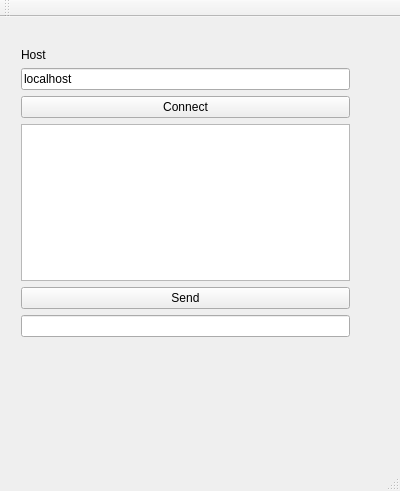
The window that mainwindow.ui (wawy1967/wawyQtClientServer) describes before a commit, drawn with Qt 5.
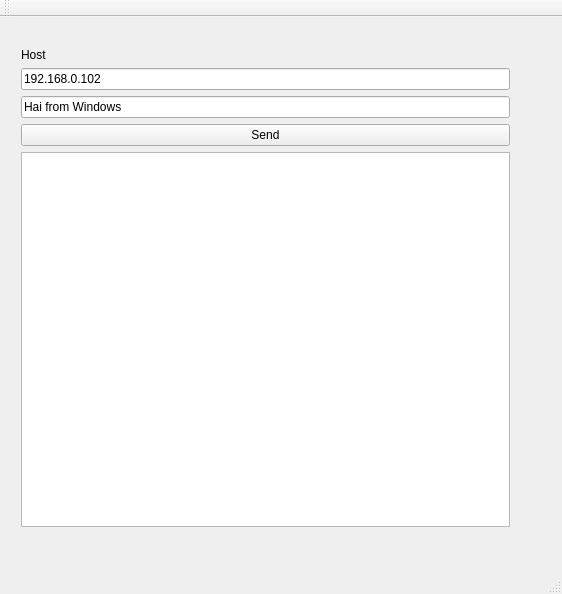
The same window after the commit.

What changed in the file:
```diff
--- a/mainwindow.ui
+++ b/mainwindow.ui
@@ -6,8 +6,8 @@
    <rect>
     <x>0</x>
     <y>0</y>
-    <width>400</width>
-    <height>491</height>
+    <width>562</width>
+    <height>594</height>
    </rect>
   </property>
   <property name="windowTitle">
@@ -19,8 +19,8 @@
      <rect>
       <x>10</x>
       <y>20</y>
-      <width>351</width>
-      <height>311</height>
+      <width>511</width>
+      <height>501</height>
      </rect>
     </property>
     <layout class="QVBoxLayout" name="verticalLayout">
@@ -34,20 +34,17 @@
      <item>
       <widget class="QLineEdit" name="lineEdit">
        <property name="text">
-        <string>localhost</string>
+        <string>192.168.0.102</string>
        </property>
       </widget>
      </item>
      <item>
-      <widget class="QPushButton" name="pushButtonConnect">
+      <widget class="QLineEdit" name="lineEditSend">
        <property name="text">
-        <string>Connect</string>
+        <string>Hai from Windows</string>
        </property>
       </widget>
      </item>
-     <item>
-      <widget class="QTextBrowser" name="textBrowser"/>
-     </item>
      <item>
       <widget class="QPushButton" name="pushButtonSend">
        <property name="text">
@@ -56,7 +53,7 @@
       </widget>
      </item>
      <item>
-      <widget class="QLineEdit" name="lineEditSend"/>
+      <widget class="QTextBrowser" name="textBrowser"/>
      </item>
     </layout>
    </widget>
```
Left out of the diff: 4 changed lines with no effect on the pictures.
